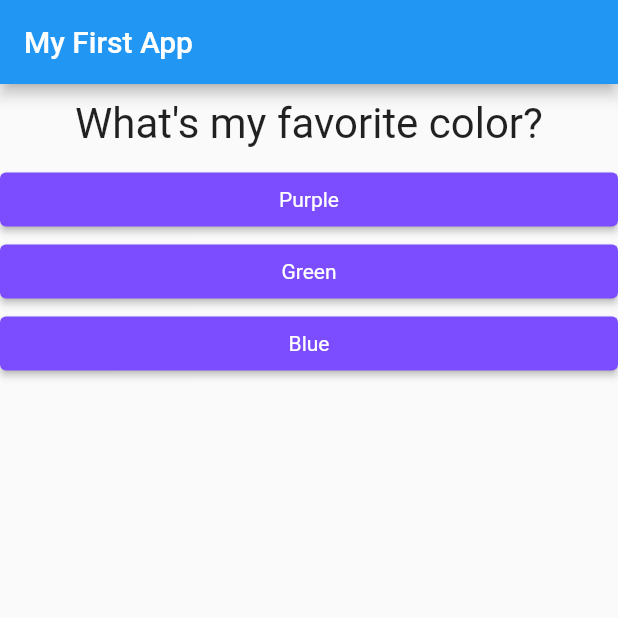
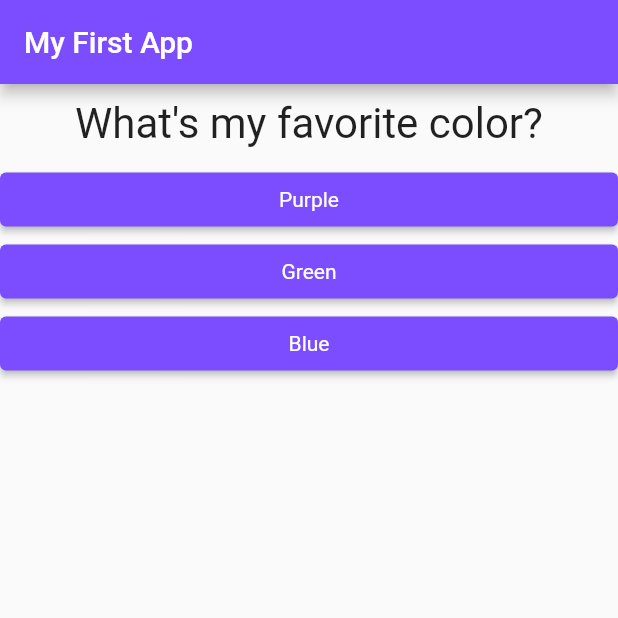
Before and after one commit to melisilva/My_First_Flutter_App, a Flutter app: the screen it shows after launch, on a phone screen of 412 x 824 dp, the top half of it. Run offline on Flutter 3.47's test engine with Material 2 defaults, Android fonts, the phone set to English and light mode, and no system bars.

Commit message:
AppBar is Purple now (Purple Rain)

```diff
--- a/lib/main.dart
+++ b/lib/main.dart
@@ -98,7 +98,8 @@ class _MyAppState extends State<MyApp>{ //Can be persistent
 
 
     return MaterialApp(home: Scaffold(
-      appBar: AppBar(title: Text('My First App'),),
+      appBar: AppBar(title: Text('My First App'),
+          backgroundColor: Colors.deepPurpleAccent,),
       body: _questionIndex<_questions.length ?
           Quiz(
               answerQuestion: _answerQuestion,
```
